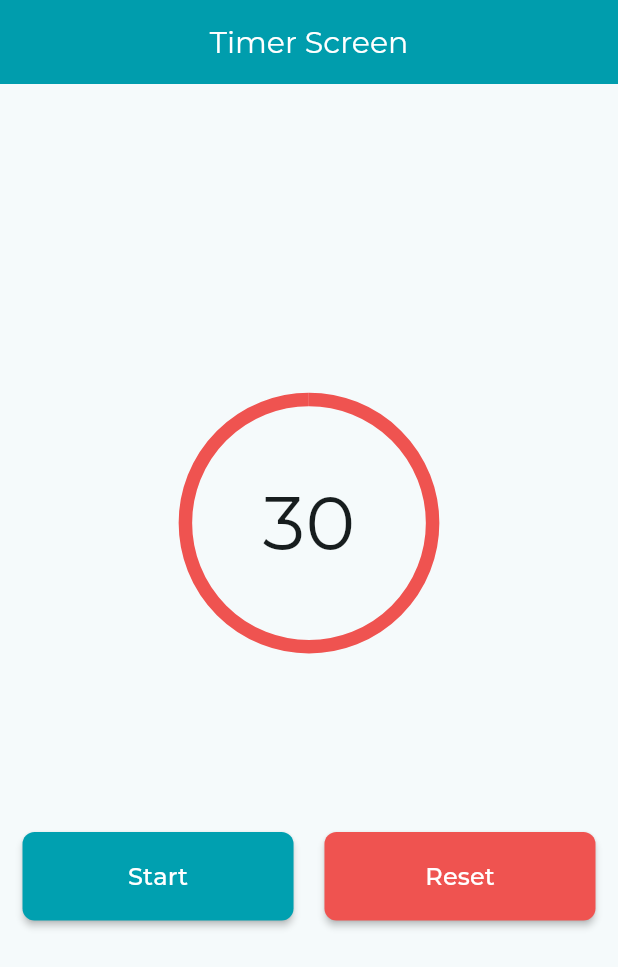
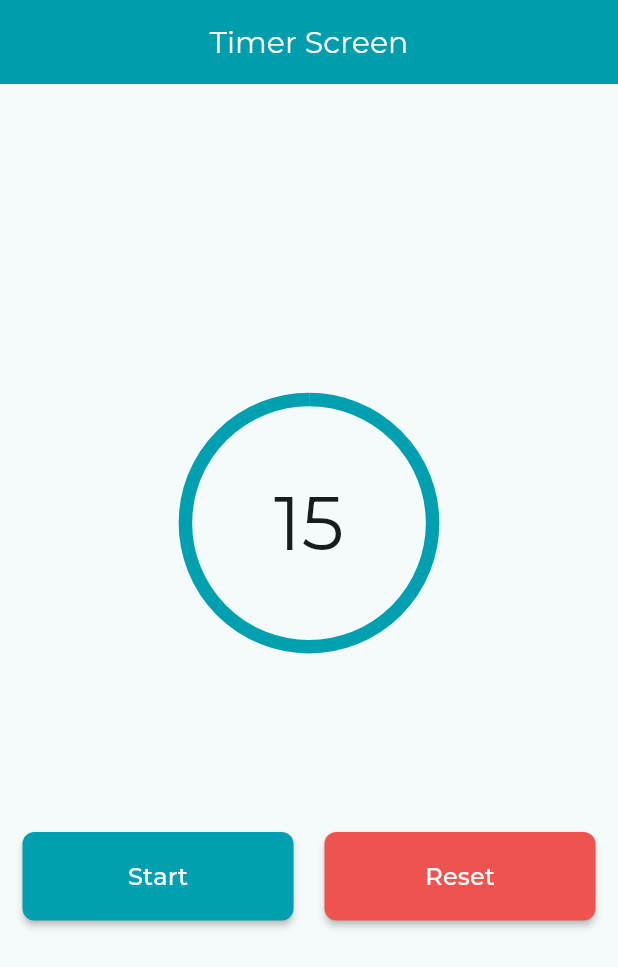
Before and after one commit to devmoaid1/timer_app, a Flutter app: the screen it shows after launch, after a tap on "Start", after a tap on "Reset", on a phone screen of 412 x 824 dp. Shown: the top 967 px of the screen. Run offline on Flutter 3.47's test engine with Material 3 defaults, Android fonts, the light colour scheme and no system bars.

Commit message:
changed direction of circular progress

```diff
--- a/lib/presentation/timer_view_model.dart
+++ b/lib/presentation/timer_view_model.dart
@@ -1,15 +1,14 @@
 import 'dart:async';
-import 'dart:developer';
 
 import 'package:flutter/material.dart';
 
-enum TimerState { initial, running, paused, stopped }
+enum TimerState { initial, running, paused }
 
 class TimerViewModel extends ChangeNotifier {
   TimerViewModel._();
   static final TimerViewModel _instance = TimerViewModel._();
   static TimerViewModel get instance => _instance;
-  int _remainingSeconds = 30;
+  int _remainingSeconds = 15;
   int get remainingSeconds => _remainingSeconds;
 
   TimerState _timerState = TimerState.initial;
@@ -26,10 +25,10 @@ class TimerViewModel extends ChangeNotifier {
       const Duration(seconds: 1),
       (timer) {
         if (_remainingSeconds <= 0) {
-          _timerState = TimerState.stopped;
-          _remainingSeconds = 30;
+          // reset when timer finish
+          _timerState = TimerState.initial;
+          _remainingSeconds = 15;
           timer.cancel();
-          log('Count down stopped');
         } else {
           _remainingSeconds--;
         }
@@ -46,17 +45,15 @@ class TimerViewModel extends ChangeNotifier {
 
   void handleTimerButton() {
     if (_timerState != TimerState.running) {
-      log('Starting count down');
       _startCountDown();
     } else {
-      log('Pausing count down');
       _pauseCountDown();
     }
   }
 
   void handleResetTimer() {
     _timerState = TimerState.initial;
-    _remainingSeconds = 30;
+    _remainingSeconds = 15;
     timer.cancel();
     notifyListeners();
   }
--- a/lib/presentation/widgets/timer_section.dart
+++ b/lib/presentation/widgets/timer_section.dart
@@ -1,16 +1,15 @@
 import 'package:flutter/material.dart';
-
-import '../../core/theme/app_colors.dart';
 
 class TimerSection extends StatelessWidget {
   const TimerSection({
     super.key,
     required this.size,
     required this.remainingSeconds,
+    required this.progressColor,
   });
 
   final double size;
-
+  final Color progressColor;
   final int remainingSeconds;
 
   @override
@@ -21,10 +20,13 @@ class TimerSection extends StatelessWidget {
         SizedBox(
           width: size * 0.4,
           height: size * 0.4,
-          child: CircularProgressIndicator(
-            value: remainingSeconds / 30,
-            strokeWidth: 9,
-            color: AppColors.errorColor,
+          child: Transform.flip(
+            flipX: true,
+            child: CircularProgressIndicator(
+              value: remainingSeconds / 15,
+              strokeWidth: 9,
+              color: progressColor,
+            ),
           ),
         ),
         Text(
--- a/lib/presentation/widgets/timer_view_body.dart
+++ b/lib/presentation/widgets/timer_view_body.dart
@@ -66,7 +66,7 @@ class ControlButtonsListenableBuilder extends StatelessWidget {
                 child: CustomButton(
                     onPressed: () => viewModel.handleTimerButton(),
                     text: viewModel.timerState == TimerState.running
-                        ? 'Stop'
+                        ? 'Pause'
                         : 'Start'),
               ),
               SizedBox(
@@ -99,8 +99,20 @@ class TimerListenableBuilder extends StatelessWidget {
     return ListenableBuilder(
         listenable: viewModel,
         builder: (context, child) {
+          final progressColor = () {
+            switch (viewModel.timerState) {
+              case TimerState.running:
+                return Colors.green;
+              case TimerState.paused:
+                return Colors.red;
+              default:
+                return AppColors.primaryColor; // Default color if needed
+            }
+          }();
           return TimerSection(
-              size: size.width, remainingSeconds: viewModel.remainingSeconds);
+              progressColor: progressColor,
+              size: size.width,
+              remainingSeconds: viewModel.remainingSeconds);
         });
   }
 }
```
